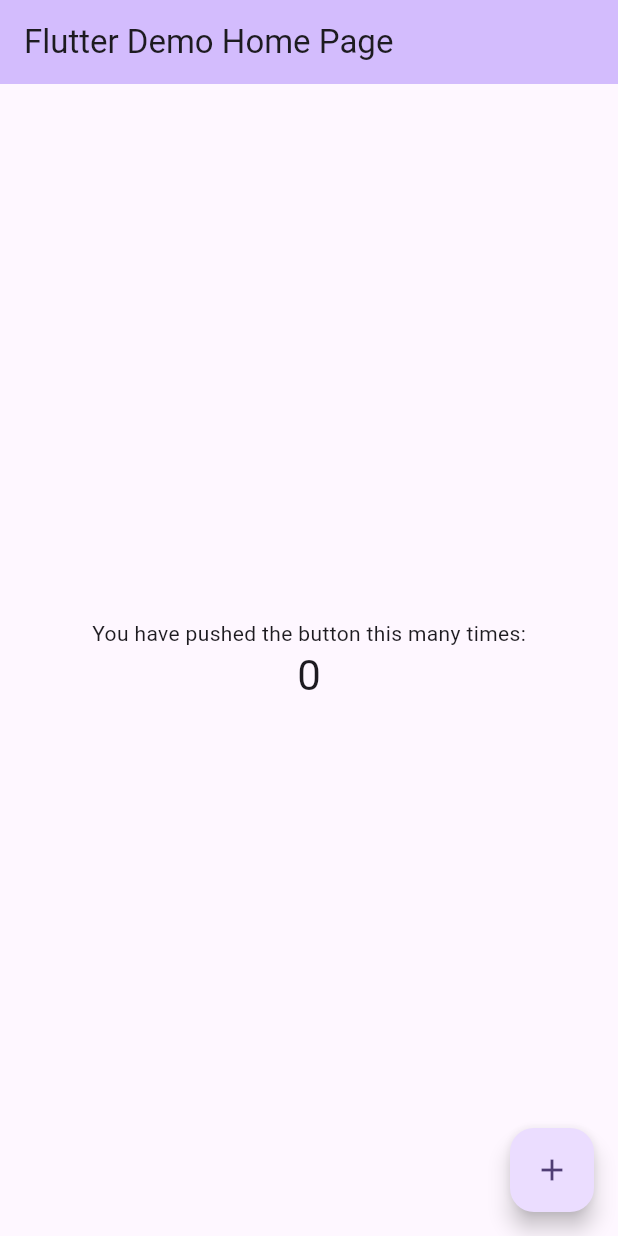
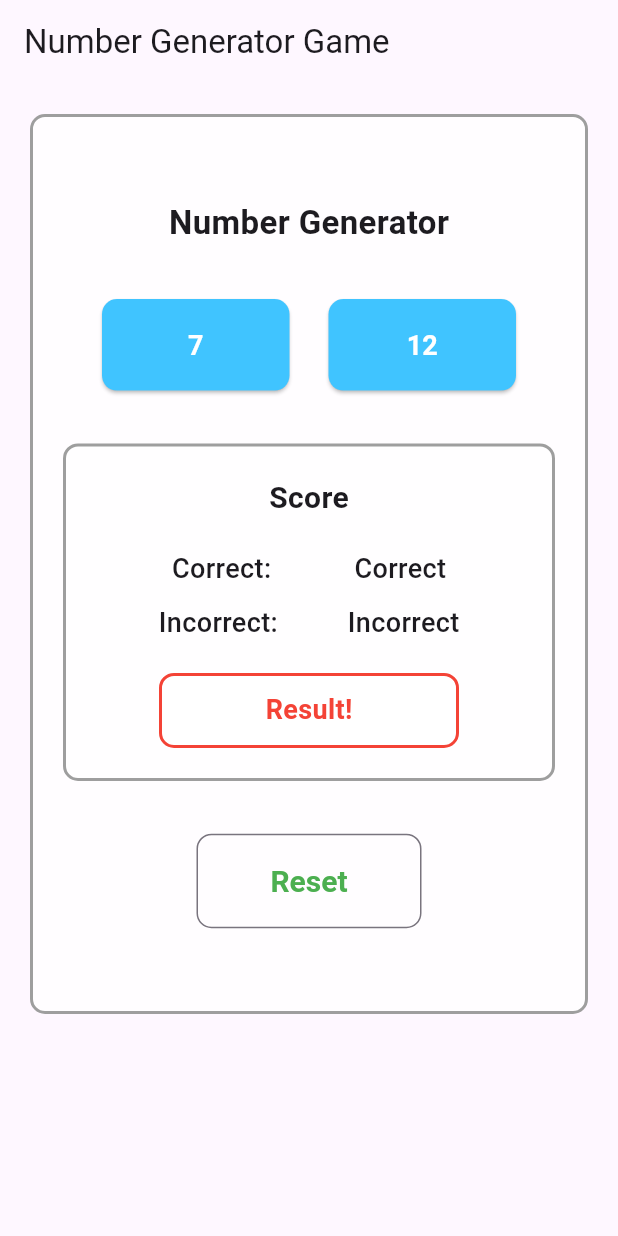
Before and after one commit to SubhamAdhikari20/batch_35d_assignment_2, a Flutter app: the screen it shows after launch, on a phone screen of 412 x 824 dp. Run offline on Flutter 3.47's test engine with Material 3 defaults, Android fonts, the phone set to English and light mode, and no system bars.

Commit message:
frontend implemented

```diff
--- /dev/null
+++ b/lib/app.dart
@@ -0,0 +1,11 @@
+import 'package:batch_35d_assignment_2/screens/application_screen.dart';
+import 'package:flutter/material.dart';
+
+class App extends StatelessWidget {
+  const App({super.key});
+
+  @override
+  Widget build(BuildContext context) {
+    return MaterialApp(debugShowCheckedModeBanner: false, home: ApplicationScreen());
+  }
+}
--- a/lib/main.dart
+++ b/lib/main.dart
@@ -1,122 +1,6 @@
+import 'package:batch_35d_assignment_2/app.dart';
 import 'package:flutter/material.dart';
 
 void main() {
-  runApp(const MyApp());
+  runApp(App());
 }
-
-class MyApp extends StatelessWidget {
-  const MyApp({super.key});
-
-  // This widget is the root of your application.
-  @override
-  Widget build(BuildContext context) {
-    return MaterialApp(
-      title: 'Flutter Demo',
-      theme: ThemeData(
-        // This is the theme of your application.
-        //
-        // TRY THIS: Try running your application with "flutter run". You'll see
-        // the application has a purple toolbar. Then, without quitting the app,
-        // try changing the seedColor in the colorScheme below to Colors.green
-        // and then invoke "hot reload" (save your changes or press the "hot
-        // reload" button in a Flutter-supported IDE, or press "r" if you used
-        // the command line to start the app).
-        //
-        // Notice that the counter didn't reset back to zero; the application
-        // state is not lost during the reload. To reset the state, use hot
-        // restart instead.
-        //
-        // This works for code too, not just values: Most code changes can be
-        // tested with just a hot reload.
-        colorScheme: ColorScheme.fromSeed(seedColor: Colors.deepPurple),
-      ),
-      home: const MyHomePage(title: 'Flutter Demo Home Page'),
-    );
-  }
-}
-
-class MyHomePage extends StatefulWidget {
-  const MyHomePage({super.key, required this.title});
-
-  // This widget is the home page of your application. It is stateful, meaning
-  // that it has a State object (defined below) that contains fields that affect
-  // how it looks.
-
-  // This class is the configuration for the state. It holds the values (in this
-  // case the title) provided by the parent (in this case the App widget) and
-  // used by the build method of the State. Fields in a Widget subclass are
-  // always marked "final".
-
-  final String title;
-
-  @override
-  State<MyHomePage> createState() => _MyHomePageState();
-}
-
-class _MyHomePageState extends State<MyHomePage> {
-  int _counter = 0;
-
-  void _incrementCounter() {
-    setState(() {
-      // This call to setState tells the Flutter framework that something has
-      // changed in this State, which causes it to rerun the build method below
-      // so that the display can reflect the updated values. If we changed
-      // _counter without calling setState(), then the build method would not be
-      // called again, and so nothing would appear to happen.
-      _counter++;
-    });
-  }
-
-  @override
-  Widget build(BuildContext context) {
-    // This method is rerun every time setState is called, for instance as done
-    // by the _incrementCounter method above.
-    //
-    // The Flutter framework has been optimized to make rerunning build methods
-    // fast, so that you can just rebuild anything that needs updating rather
-    // than having to individually change instances of widgets.
-    return Scaffold(
-      appBar: AppBar(
-        // TRY THIS: Try changing the color here to a specific color (to
-        // Colors.amber, perhaps?) and trigger a hot reload to see the AppBar
-        // change color while the other colors stay the same.
-        backgroundColor: Theme.of(context).colorScheme.inversePrimary,
-        // Here we take the value from the MyHomePage object that was created by
-        // the App.build method, and use it to set our appbar title.
-        title: Text(widget.title),
-      ),
-      body: Center(
-        // Center is a layout widget. It takes a single child and positions it
-        // in the middle of the parent.
-        child: Column(
-          // Column is also a layout widget. It takes a list of children and
-          // arranges them vertically. By default, it sizes itself to fit its
-          // children horizontally, and tries to be as tall as its parent.
-          //
-          // Column has various properties to control how it sizes itself and
-          // how it positions its children. Here we use mainAxisAlignment to
-          // center the children vertically; the main axis here is the vertical
-          // axis because Columns are vertical (the cross axis would be
-          // horizontal).
-          //
-          // TRY THIS: Invoke "debug painting" (choose the "Toggle Debug Paint"
-          // action in the IDE, or press "p" in the console), to see the
-          // wireframe for each widget.
-          mainAxisAlignment: MainAxisAlignment.center,
-          children: <Widget>[
-            const Text('You have pushed the button this many times:'),
-            Text(
-              '$_counter',
-              style: Theme.of(context).textTheme.headlineMedium,
-            ),
-          ],
-        ),
-      ),
-      floatingActionButton: FloatingActionButton(
-        onPressed: _incrementCounter,
-        tooltip: 'Increment',
-        child: const Icon(Icons.add),
-      ), // This trailing comma makes auto-formatting nicer for build methods.
-    );
-  }
-}
--- /dev/null
+++ b/lib/screens/application_screen.dart
@@ -0,0 +1,199 @@
+import 'package:flutter/material.dart';
+
+class ApplicationScreen extends StatefulWidget {
+  const ApplicationScreen({super.key});
+
+  @override
+  State<ApplicationScreen> createState() => _ApplicationScreenState();
+}
+
+class _ApplicationScreenState extends State<ApplicationScreen> {
+  @override
+  Widget build(BuildContext context) {
+    return Scaffold(
+      appBar: AppBar(title: const Text("Number Generator Game")),
+      body: Padding(
+        padding: const EdgeInsets.all(20.0),
+        child: Container(
+          width: double.infinity,
+          height: 600,
+          padding: EdgeInsets.all(20.0),
+          decoration: BoxDecoration(
+            color: Colors.white70,
+            border: Border.all(color: Colors.grey, width: 2.0),
+            borderRadius: BorderRadius.circular(10),
+          ),
+          child: Column(
+            mainAxisAlignment: MainAxisAlignment.spaceEvenly,
+            children: [
+              const Text(
+                "Number Generator",
+                style: TextStyle(fontSize: 22, fontWeight: FontWeight.bold),
+              ),
+              // SizedBox(height: 20,),
+              Row(
+                mainAxisAlignment: MainAxisAlignment.spaceEvenly,
+                children: [
+                  SizedBox(
+                    width: 125,
+                    child: ElevatedButton(
+                      onPressed: () {},
+                      style: ElevatedButton.styleFrom(
+                        backgroundColor: Colors.lightBlueAccent,
+                        foregroundColor: Colors.white,
+                        padding: const EdgeInsets.symmetric(
+                          horizontal: 40,
+                          vertical: 20,
+                        ),
+                        shape: RoundedRectangleBorder(
+                          borderRadius: BorderRadius.circular(10),
+                        ),
+                        textStyle: TextStyle(
+                          fontSize: 18,
+                          fontWeight: FontWeight.w700,
+                        ),
+                      ),
+                      child: const Text("7"),
+                    ),
+                  ),
+                  SizedBox(
+                    width: 125,
+                    child: ElevatedButton(
+                      onPressed: () {},
+                      style: ElevatedButton.styleFrom(
+                        backgroundColor: Colors.lightBlueAccent,
+                        foregroundColor: Colors.white,
+                        padding: const EdgeInsets.symmetric(
+                          horizontal: 40,
+                          vertical: 20,
+                        ),
+                        shape: RoundedRectangleBorder(
+                          borderRadius: BorderRadius.circular(10),
+                        ),
+                        textStyle: TextStyle(
+                          fontSize: 18,
+                          fontWeight: FontWeight.w700,
+                        ),
+                      ),
+                      child: const Text("12"),
+                    ),
+                  ),
+                ],
+              ),
+              Container(
+                width: double.infinity,
+                height: 225,
+                padding: EdgeInsets.all(20.0),
+                decoration: BoxDecoration(
+                  color: Colors.white70,
+                  border: Border.all(color: Colors.grey, width: 2.0),
+                  borderRadius: BorderRadius.circular(10),
+                ),
+                child: Column(
+                  mainAxisAlignment: MainAxisAlignment.spaceBetween,
+                  children: [
+                    const Text(
+                      "Score",
+                      style: TextStyle(
+                        fontSize: 20,
+                        fontWeight: FontWeight.bold,
+                      ),
+                    ),
+                    Column(
+                      children: [
+                        Row(
+                          mainAxisAlignment: MainAxisAlignment.spaceEvenly,
+                          children: [
+                            const Text(
+                              "Correct: ",
+                              style: TextStyle(
+                                fontSize: 18,
+                                fontWeight: FontWeight.w500,
+                              ),
+                            ),
+                            const Text(
+                              "Correct",
+                              style: TextStyle(
+                                fontSize: 18,
+                                fontWeight: FontWeight.w500,
+                              ),
+                            ),
+                          ],
+                        ),
+                        SizedBox(height: 10),
+                        Row(
+                          mainAxisAlignment: MainAxisAlignment.spaceEvenly,
+                          children: [
+                            const Text(
+                              "Incorrect: ",
+                              style: TextStyle(
+                                fontSize: 18,
+                                fontWeight: FontWeight.w500,
+                              ),
+                            ),
+                            const Text(
+                              "Incorrect",
+                              style: TextStyle(
+                                fontSize: 18,
+                                fontWeight: FontWeight.w500,
+                              ),
+                            ),
+                          ],
+                        ),
+                      ],
+                    ),
+                    Container(
+                      width: 200,
+                      height: 50,
+                      padding: EdgeInsets.all(5),
+                      decoration: BoxDecoration(
+                        color: Colors.white70,
+                        border: Border.all(color: Colors.red, width: 2.0),
+                        borderRadius: BorderRadius.circular(10),
+                      ),
+
+                      child: Column(
+                        mainAxisAlignment: MainAxisAlignment.center,
+                        children: [
+                          const Text(
+                            "Result!",
+                            style: TextStyle(
+                              fontSize: 18,
+                              color: Colors.red,
+                              fontWeight: FontWeight.w700,
+                            ),
+                          ),
+                        ],
+                      ),
+                    ),
+                  ],
+                ),
+              ),
+              SizedBox(
+                width: 150,
+                child: OutlinedButton(
+                  onPressed: () {},
+                  style: OutlinedButton.styleFrom(
+                    foregroundColor: Colors.green,
+                    padding: const EdgeInsets.symmetric(
+                      horizontal: 40,
+                      vertical: 20,
+                    ),
+                    shape: RoundedRectangleBorder(
+                      borderRadius: BorderRadius.all(Radius.circular(10)),
+                    ),
+                    textStyle: TextStyle(
+                      fontSize: 20,
+                      fontWeight: FontWeight.w700,
+                    ),
+                  ),
+                  child: const Text("Reset"),
+                ),
+              ),
+            ],
+          ),
+        ),
+      ),
+    );
+  }
+}
```
Also changed, not shown: 1 other file.
